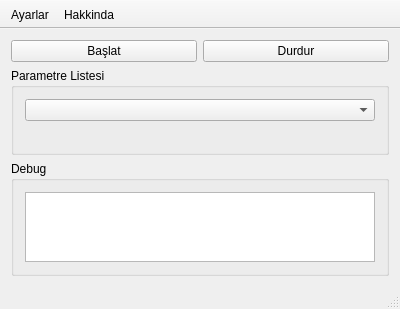
This is mainwindow.ui in Include-sys/GUI-for-GoodbyeDPI as Qt 5 draws it before an edit. The edited form follows.
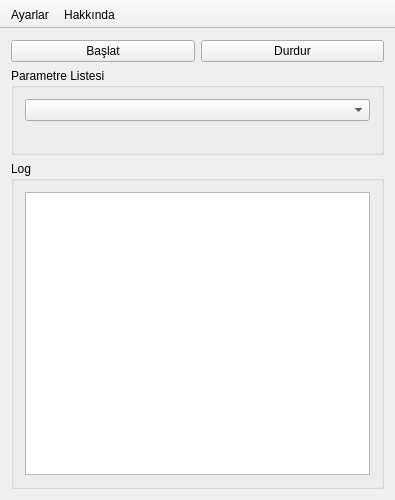
This is the edited form. Icons and pictures are not drawn.

The edit to the form file:
```diff
--- a/mainwindow.ui
+++ b/mainwindow.ui
@@ -6,8 +6,8 @@
    <rect>
     <x>0</x>
     <y>0</y>
-    <width>400</width>
-    <height>300</height>
+    <width>395</width>
+    <height>500</height>
    </rect>
   </property>
   <property name="windowTitle">
@@ -61,7 +61,7 @@
     <item>
      <widget class="QGroupBox" name="groupBox">
       <property name="title">
-       <string>Debug</string>
+       <string>Log</string>
       </property>
       <layout class="QVBoxLayout" name="verticalLayout">
        <item>
@@ -88,7 +88,6 @@
    <addaction name="actionAyarlar"/>
    <addaction name="actionAbout"/>
   </widget>
-  <widget class="QStatusBar" name="statusBar"/>
   <action name="actionAyarlar">
    <property name="icon">
     <iconset>
@@ -109,7 +108,10 @@
     </iconset>
    </property>
    <property name="text">
-    <string>Hakkinda</string>
+    <string>Hakkında</string>
+   </property>
+   <property name="toolTip">
+    <string>Hakkında</string>
    </property>
   </action>
  </widget>
```
